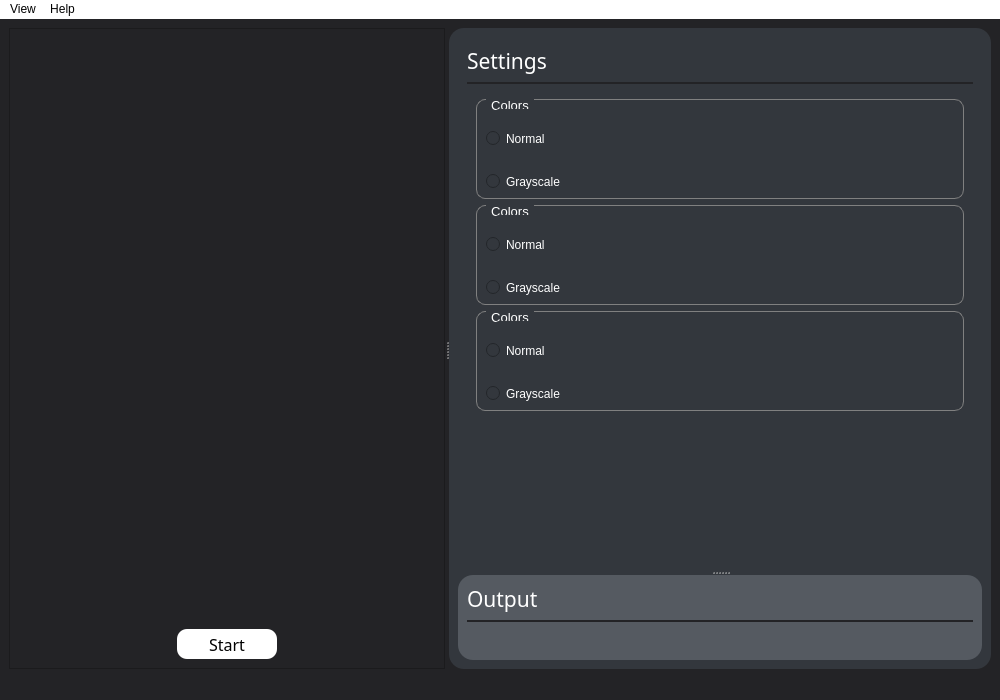
Qt form ui_mainWindow.ui (Tobias-Mauritzon/DAT067) before a commit.
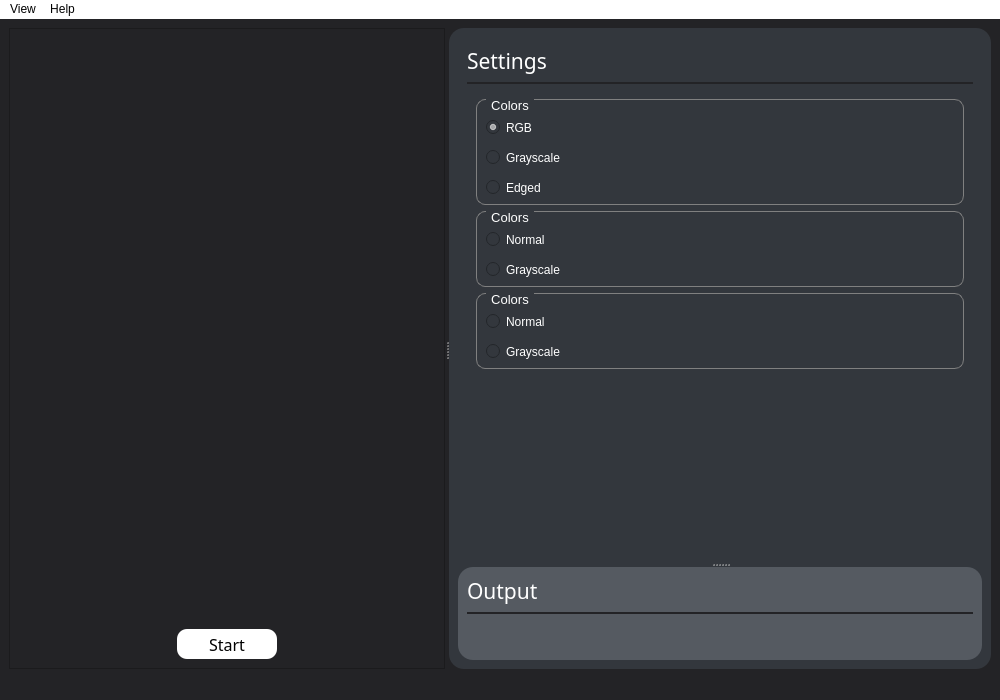
The same form after that commit.

```diff
--- a/ui_mainWindow.ui
+++ b/ui_mainWindow.ui
@@ -296,14 +296,14 @@
                  <x>0</x>
                  <y>0</y>
                  <width>470</width>
-                 <height>330</height>
+                 <height>323</height>
                 </rect>
                </property>
                <layout class="QVBoxLayout" name="verticalLayout_4">
                 <item>
                  <widget class="QGroupBox" name="groupBox_2">
                   <property name="sizePolicy">
-                   <sizepolicy hsizetype="Preferred" vsizetype="Fixed">
+                   <sizepolicy hsizetype="Preferred" vsizetype="Preferred">
                     <horstretch>0</horstretch>
                     <verstretch>0</verstretch>
                    </sizepolicy>
@@ -311,7 +311,7 @@
                   <property name="minimumSize">
                    <size>
                     <width>0</width>
-                    <height>100</height>
+                    <height>0</height>
                    </size>
                   </property>
                   <property name="maximumSize">
@@ -356,6 +356,9 @@
                    <bool>false</bool>
                   </property>
                   <layout class="QVBoxLayout" name="verticalLayout_6">
+                   <property name="spacing">
+                    <number>15</number>
+                   </property>
                    <property name="sizeConstraint">
                     <enum>QLayout::SetDefaultConstraint</enum>
                    </property>
@@ -363,7 +366,7 @@
                     <number>9</number>
                    </property>
                    <property name="topMargin">
-                    <number>9</number>
+                    <number>20</number>
                    </property>
                    <item>
                     <widget class="QRadioButton" name="radioButton_3">
@@ -377,7 +380,10 @@
                       <string notr="true">color:white;</string>
                      </property>
                      <property name="text">
-                      <string>Normal</string>
+                      <string>RGB</string>
+                     </property>
+                     <property name="checked">
+                      <bool>true</bool>
                      </property>
                     </widget>
                    </item>
@@ -397,13 +403,23 @@
                      </property>
                     </widget>
                    </item>
+                   <item>
+                    <widget class="QRadioButton" name="radioButton_Edged">
+                     <property name="styleSheet">
+                      <string notr="true">color:white;</string>
+                     </property>
+                     <property name="text">
+                      <string>Edged</string>
+                     </property>
+                    </widget>
+                   </item>
                   </layout>
                  </widget>
                 </item>
                 <item>
                  <widget class="QGroupBox" name="groupBox_3">
                   <property name="sizePolicy">
-                   <sizepolicy hsizetype="Preferred" vsizetype="Fixed">
+                   <sizepolicy hsizetype="Preferred" vsizetype="Preferred">
                     <horstretch>0</horstretch>
                     <verstretch>0</verstretch>
                    </sizepolicy>
@@ -411,7 +427,7 @@
                   <property name="minimumSize">
                    <size>
                     <width>0</width>
-                    <height>100</height>
+                    <height>0</height>
                    </size>
                   </property>
                   <property name="maximumSize">
@@ -456,6 +472,9 @@
                    <bool>false</bool>
                   </property>
                   <layout class="QVBoxLayout" name="verticalLayout_7">
+                   <property name="spacing">
+                    <number>15</number>
+                   </property>
                    <property name="sizeConstraint">
                     <enum>QLayout::SetDefaultConstraint</enum>
                    </property>
@@ -463,7 +482,7 @@
                     <number>9</number>
                    </property>
                    <property name="topMargin">
-                    <number>9</number>
+                    <number>20</number>
                    </property>
                    <item>
                     <widget class="QRadioButton" name="radioButton_5">
@@ -503,7 +522,7 @@
                 <item>
                  <widget class="QGroupBox" name="groupBox_5">
                   <property name="sizePolicy">
-                   <sizepolicy hsizetype="Preferred" vsizetype="Fixed">
+                   <sizepolicy hsizetype="Preferred" vsizetype="Preferred">
                     <horstretch>0</horstretch>
                     <verstretch>0</verstretch>
                    </sizepolicy>
@@ -511,7 +530,7 @@
                   <property name="minimumSize">
                    <size>
                     <width>0</width>
-                    <height>100</height>
+                    <height>0</height>
                    </size>
                   </property>
                   <property name="maximumSize">
@@ -556,6 +575,9 @@
                    <bool>false</bool>
                   </property>
                   <layout class="QVBoxLayout" name="verticalLayout_8">
+                   <property name="spacing">
+                    <number>15</number>
+                   </property>
                    <property name="sizeConstraint">
                     <enum>QLayout::SetDefaultConstraint</enum>
                    </property>
@@ -563,7 +585,7 @@
                     <number>9</number>
                    </property>
                    <property name="topMargin">
-                    <number>9</number>
+                    <number>20</number>
                    </property>
                    <item>
                     <widget class="QRadioButton" name="radioButton_9">
```
Left out of the diff: 4 changed lines with no effect on the pictures.
